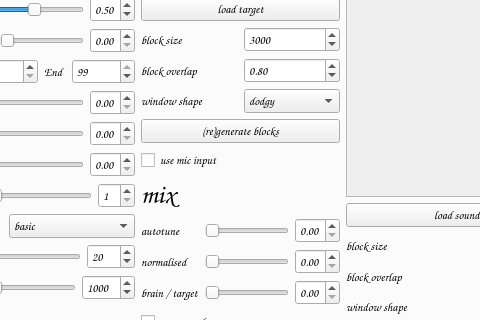
The window that gui/samplebrain.ui (aeiouaeiouaeiouaeiouaeiouaeiou/samplebrain) describes before a commit, drawn with Qt 5; both pictures show x 143 to 623 and y 90 to 410 of the 1188 by 898 pixel window.
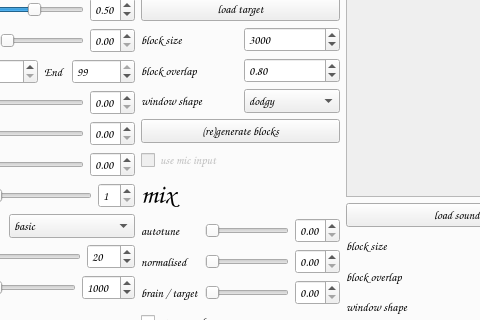
The same window after the commit. Icons and pictures are not drawn.

```diff
--- a/gui/samplebrain.ui
+++ b/gui/samplebrain.ui
@@ -867,6 +867,9 @@
           </item>
           <item>
            <widget class="QCheckBox" name="mic">
+            <property name="enabled">
+             <bool>false</bool>
+            </property>
             <property name="font">
              <font>
               <family>Comic Sans MS</family>
@@ -875,6 +878,9 @@
             <property name="text">
              <string>use mic input</string>
             </property>
+            <property name="checkable">
+             <bool>true</bool>
+            </property>
            </widget>
           </item>
           <item>
```
Left out of the diff: 2 changed lines with no effect on the pictures.
